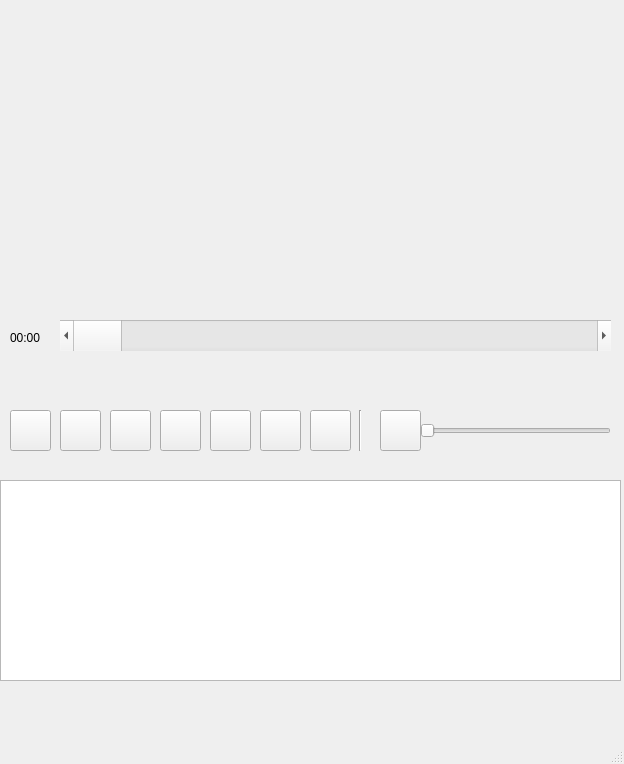
Old version of the form nhac.ui in the repository NguyenVanVinh1912/ProjectAudio.
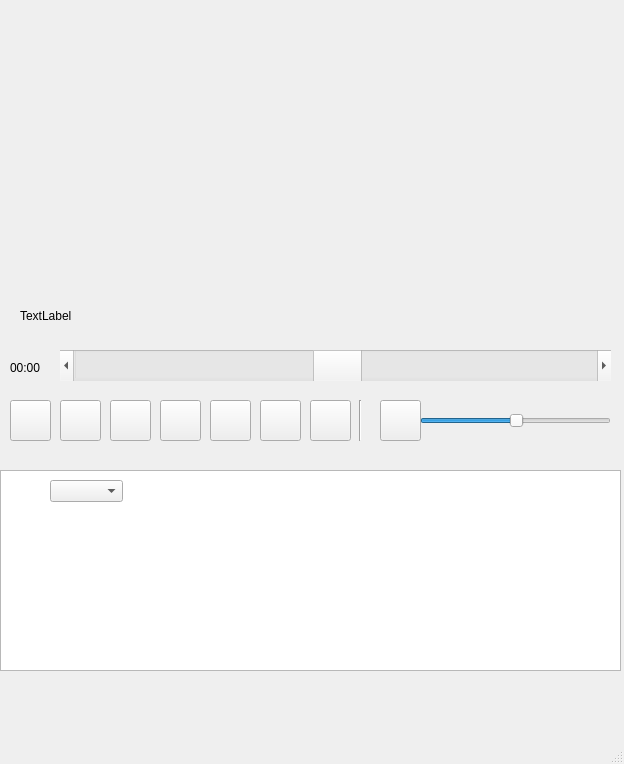
New version of the form. Icons and pictures are not drawn.

Diff of the .ui file:
```diff
--- a/nhac.ui
+++ b/nhac.ui
@@ -18,7 +18,7 @@
     <property name="geometry">
      <rect>
       <x>0</x>
-      <y>10</y>
+      <y>0</y>
       <width>621</width>
       <height>291</height>
      </rect>
@@ -40,9 +40,9 @@
     <property name="geometry">
      <rect>
       <x>0</x>
-      <y>400</y>
+      <y>390</y>
       <width>621</width>
-      <height>281</height>
+      <height>291</height>
      </rect>
     </property>
     <widget class="QPushButton" name="ngau_nhien">
@@ -110,6 +110,9 @@
        <height>22</height>
       </rect>
      </property>
+     <property name="value">
+      <number>50</number>
+     </property>
      <property name="orientation">
       <enum>Qt::Horizontal</enum>
      </property>
@@ -308,12 +311,22 @@
       </rect>
      </property>
     </widget>
+    <widget class="QComboBox" name="comboBox">
+     <property name="geometry">
+      <rect>
+       <x>50</x>
+       <y>90</y>
+       <width>73</width>
+       <height>22</height>
+      </rect>
+     </property>
+    </widget>
    </widget>
    <widget class="QWidget" name="widget_2" native="true">
     <property name="geometry">
      <rect>
       <x>0</x>
-      <y>310</y>
+      <y>340</y>
       <width>621</width>
       <height>51</height>
      </rect>
@@ -327,6 +340,9 @@
        <height>31</height>
       </rect>
      </property>
+     <property name="value">
+      <number>50</number>
+     </property>
      <property name="orientation">
       <enum>Qt::Horizontal</enum>
      </property>
@@ -345,6 +361,19 @@
      </property>
     </widget>
    </widget>
+   <widget class="QLabel" name="label_2">
+    <property name="geometry">
+     <rect>
+      <x>20</x>
+      <y>295</y>
+      <width>181</width>
+      <height>41</height>
+     </rect>
+    </property>
+    <property name="text">
+     <string>TextLabel</string>
+    </property>
+   </widget>
   </widget>
   <widget class="QMenuBar" name="menubar">
    <property name="geometry">
```
